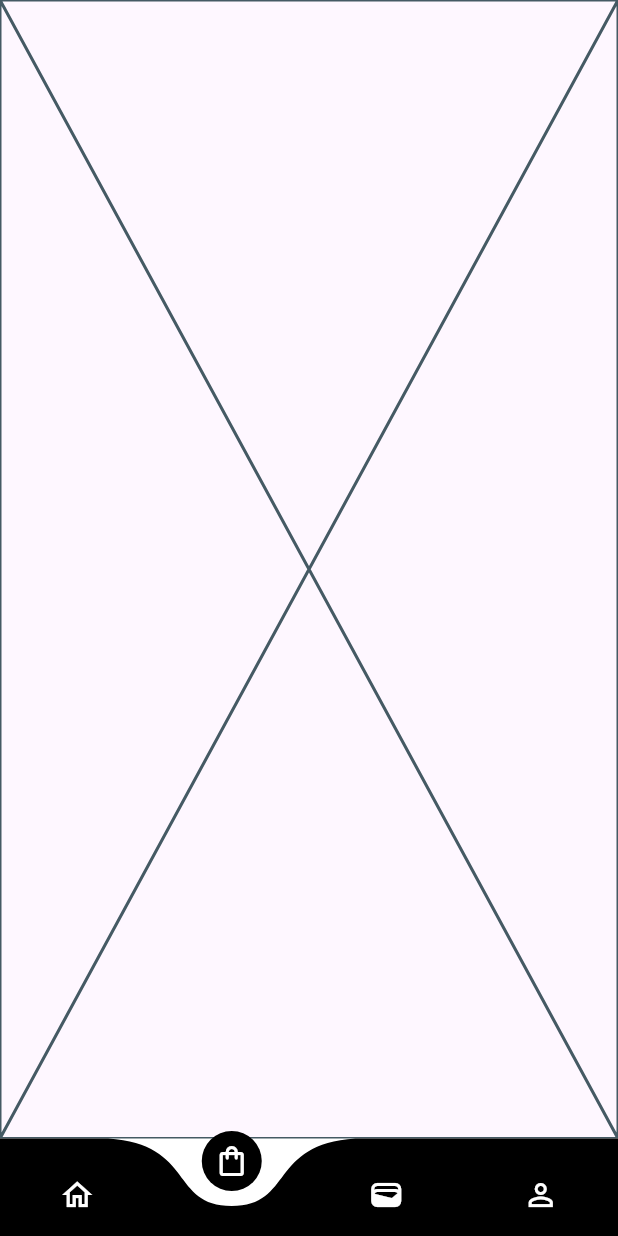
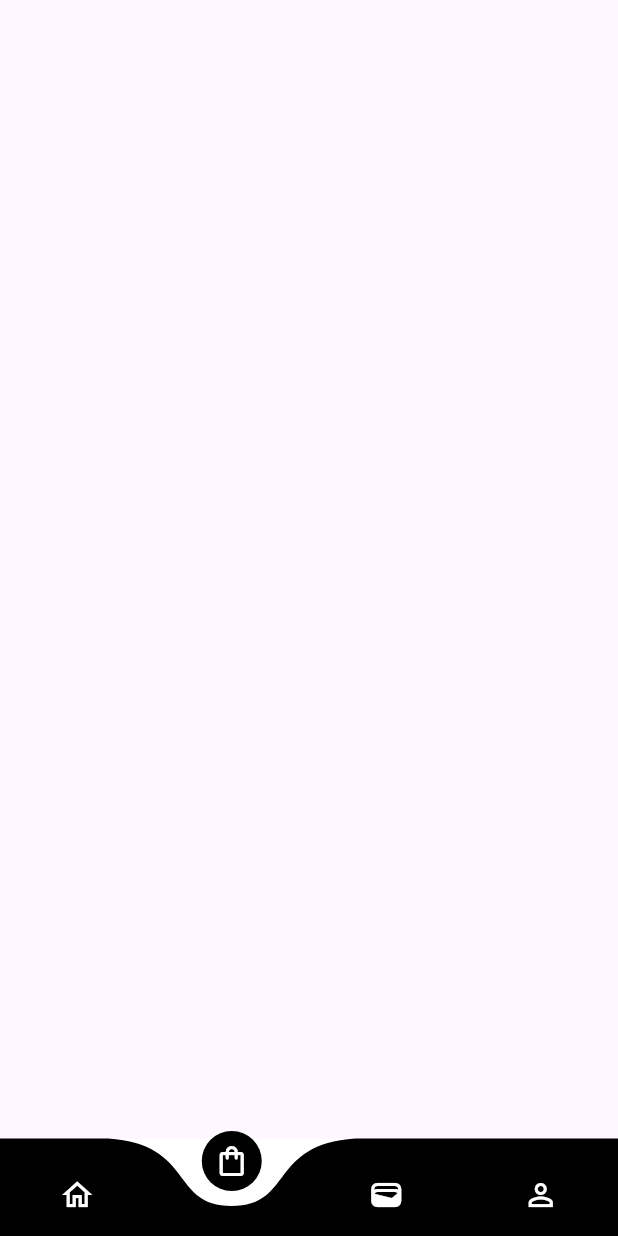
Before and after one commit to mudakkirafridi/E-Commerce-App, a Flutter app: the screen it shows after launch, item 2 of the bottom bar chosen, on a phone screen of 412 x 824 dp. Run offline on Flutter 3.47's test engine with Material 3 defaults, Android fonts, the phone set to English and light mode, and no system bars; drawn by our look-alikes of curved_navigation_bar.

Commit message:
important commit

```diff
--- a/lib/pages/home.dart
+++ b/lib/pages/home.dart
@@ -77,7 +77,7 @@ class _HomeState extends State<Home> {
                               crossAxisAlignment: CrossAxisAlignment.start,
                               children: [
                                 Image.asset(
-                                  'images/food.png',
+                                  'images/ice-cream.png',
                                   height: 150,
                                   width: 150,
                                   fit: BoxFit.cover,
--- a/lib/pages/order.dart
+++ b/lib/pages/order.dart
@@ -10,6 +10,6 @@ class OrderScreen extends StatefulWidget {
 class _OrderScreenState extends State<OrderScreen> {
   @override
   Widget build(BuildContext context) {
-    return const Placeholder();
+    return Scaffold();
   }
 }
--- a/lib/pages/profile.dart
+++ b/lib/pages/profile.dart
@@ -10,6 +10,6 @@ class ProfileScreen extends StatefulWidget {
 class _ProfileScreenState extends State<ProfileScreen> {
   @override
   Widget build(BuildContext context) {
-    return const Placeholder();
+    return const Scaffold();
   }
 }
--- a/lib/pages/wallet.dart
+++ b/lib/pages/wallet.dart
@@ -10,6 +10,6 @@ class WalletSreen extends StatefulWidget {
 class _WalletSreenState extends State<WalletSreen> {
   @override
   Widget build(BuildContext context) {
-    return const Placeholder();
+    return const Scaffold();
   }
 }
```
